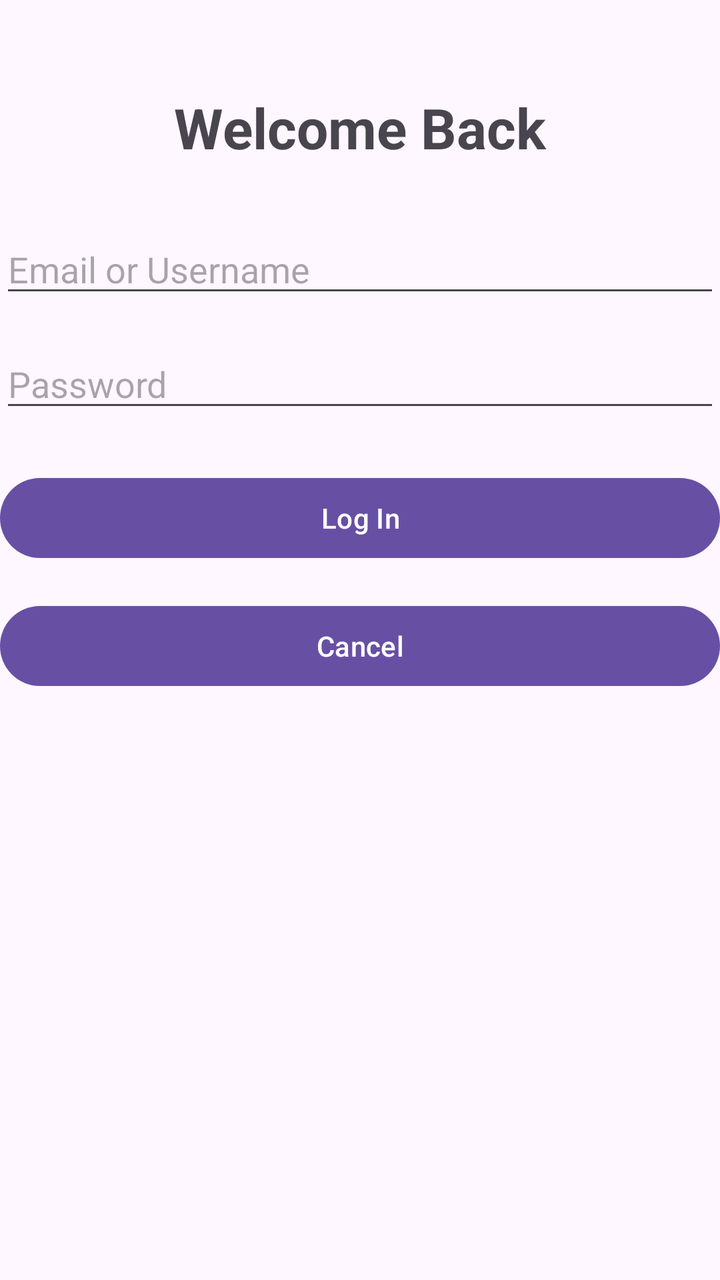
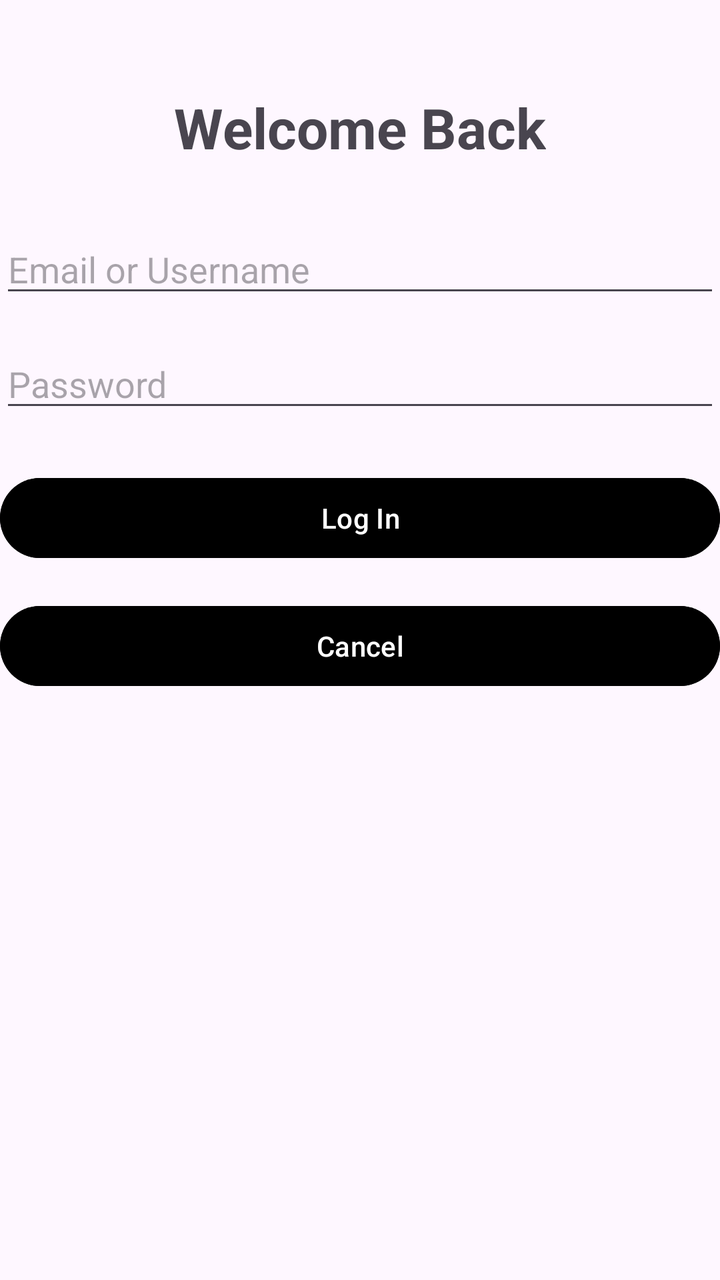

The first picture is an Android layout as it rendered before a commit; the second is the same layout after the commit. The layout source and the unified diff follow.
<!-- AndroidManifest.xml: application theme Theme.Practical3_GitHub -->
<!-- res/layout/activity_main.xml -->
<?xml version="1.0" encoding="utf-8"?>
<LinearLayout xmlns:android="http://schemas.android.com/apk/res/android"
    xmlns:app="http://schemas.android.com/apk/res-auto"
    xmlns:tools="http://schemas.android.com/tools"
    android:id="@+id/main"
    android:layout_width="match_parent"
    android:layout_height="match_parent"
    android:orientation="vertical"
    android:layout_margin="20dp"
    tools:context=".MainActivity">

    <TextView
        android:layout_width="wrap_content"
        android:layout_height="wrap_content"
        android:text="Welcome Back"
        android:textSize="28sp"
        android:textStyle="bold"
        android:layout_gravity="center_horizontal"
        android:layout_marginBottom="30dp"
        android:layout_marginTop="45dp"/>

    <EditText
        android:id="@+id/usernameInput"
        android:layout_width="match_parent"
        android:layout_height="wrap_content"
        android:hint="Email or Username"
        android:inputType="textEmailAddress"
        android:layout_marginBottom="16dp" />

    <EditText
        android:id="@+id/passwordInput"
        android:layout_width="match_parent"
        android:layout_height="wrap_content"
        android:hint="Password"
        android:inputType="textPassword"
        android:layout_marginBottom="24dp" />

    <Button
        android:id="@+id/loginButton"
        android:layout_width="match_parent"
        android:layout_height="wrap_content"
        android:text="Log In" />

    
    <Button
        android:id="@+id/cancelButton"
        android:layout_width="match_parent"
        android:layout_height="wrap_content"
        android:text="Cancel"
        android:layout_marginTop="16dp"/>

</LinearLayout>
<!-- resources referenced by this layout -->
<resources>
  <style name="Theme.Practical3_GitHub" parent="Base.Theme.Practical3_GitHub" />
  <style name="Base.Theme.Practical3_GitHub" parent="Theme.Material3.DayNight.NoActionBar">
          
          
      </style>
</resources>

<!-- the commit's change to res/layout/activity_main.xml (unified diff, before → after) -->
@@ -39,14 +39,15 @@
         android:id="@+id/loginButton"
         android:layout_width="match_parent"
         android:layout_height="wrap_content"
-        android:text="Log In" />
+        android:text="Log In"
+        android:backgroundTint="#000000"/>
 
-    
     <Button
         android:id="@+id/cancelButton"
         android:layout_width="match_parent"
         android:layout_height="wrap_content"
         android:text="Cancel"
-        android:layout_marginTop="16dp"/>
+        android:layout_marginTop="16dp"
+        android:backgroundTint="#000000"/>
 
 </LinearLayout>
